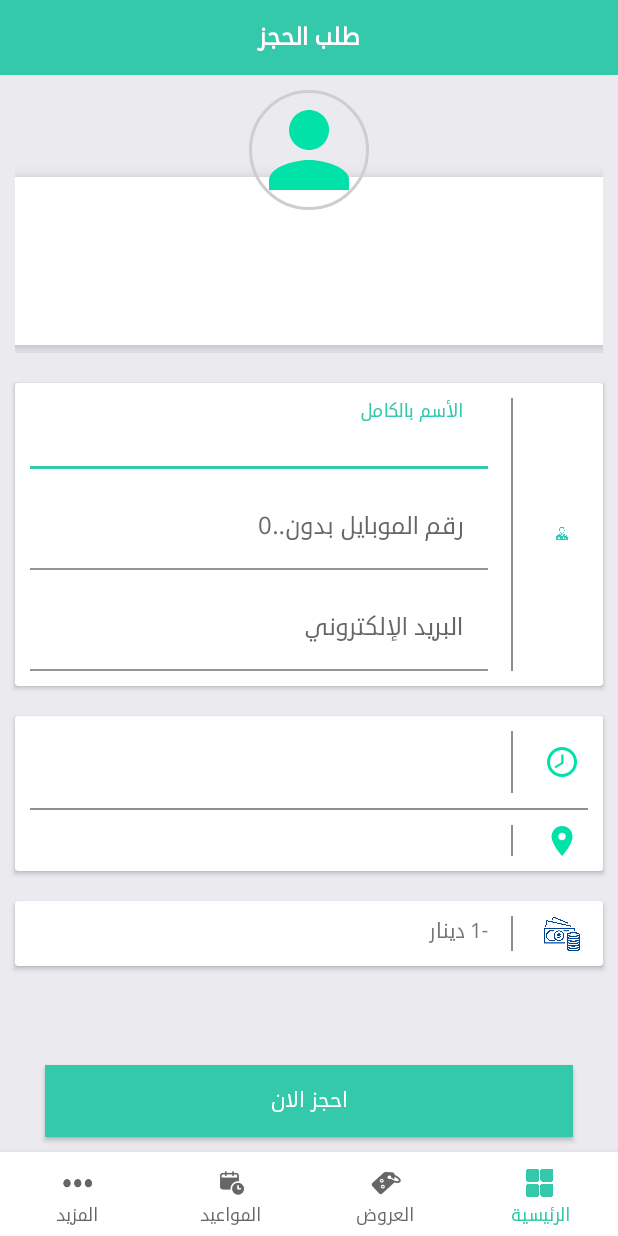
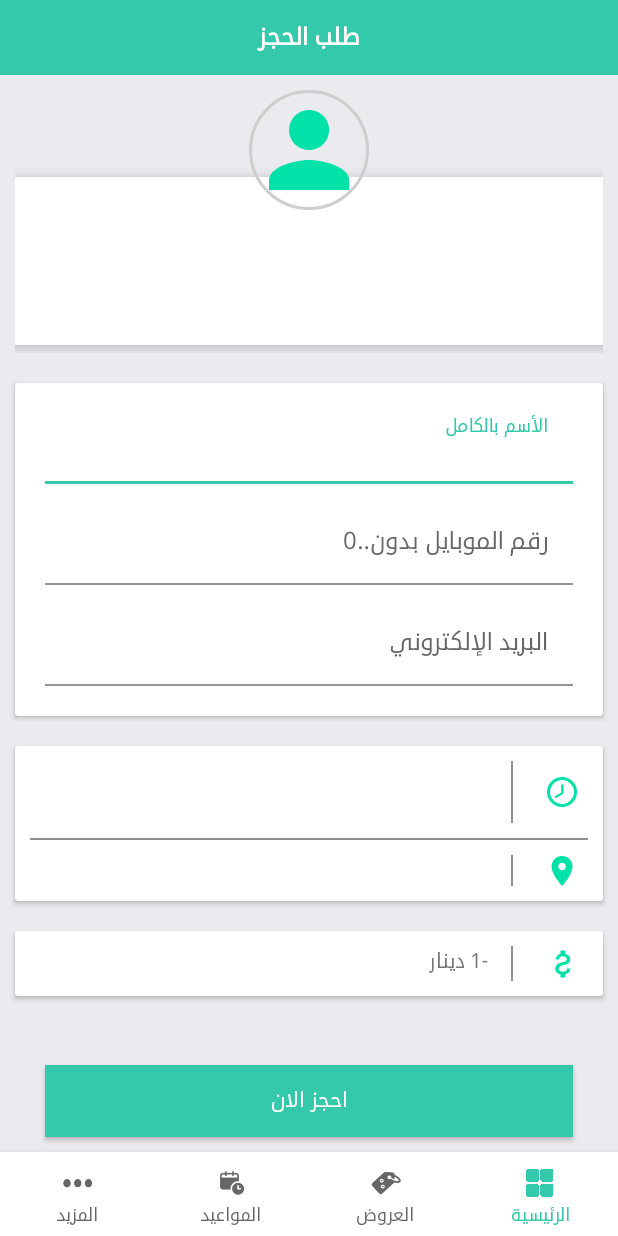
Before and after one commit to muslimadille/sehaty, an Android app: the BookingActivity screen opened directly, with no data from a screen before it, on a phone screen of 412 x 824 dp. Run offline under Robolectric (Android 15) with nearby library versions, the phone set to English and light mode, and no system bars; our stand-ins replace CircleImageView; libraries missing offline, so code that uses them is left out: org.koin.ext; network calls fail; pictures from the network do not load; 13 statements that could not run were skipped.

Commit message:
fix issus

```diff
--- a/app/src/main/res/layout/activity_booking.xml
+++ b/app/src/main/res/layout/activity_booking.xml
@@ -108,28 +108,10 @@
                         android:layout_height="wrap_content"
                         android:orientation="horizontal">
 
-                        <LinearLayout
-                            android:layout_width="wrap_content"
-                            android:layout_height="match_parent"
-                            android:orientation="vertical"
-                            android:gravity="center">
-                            <ImageView
-                                android:layout_width="24dp"
-                                android:layout_height="24dp"
-                                android:layout_margin="15dp"
-                                app:srcCompat="@drawable/doctor_ic"
-                                tools:ignore="VectorDrawableCompat" />
-                        </LinearLayout>
-                        <LinearLayout
-                            android:layout_width="1dp"
-                            android:background="@color/gray"
-                            android:layout_height="match_parent"
-                            android:layout_marginEnd="5dp"
-                            android:layout_marginStart="5dp"
-                            android:layout_marginTop="10dp"
-                            android:layout_marginBottom="10dp"/>
+
 
                         <LinearLayout
+                            android:padding="10dp"
                             android:layout_width="match_parent"
                             android:layout_height="match_parent"
                             android:layout_weight="1"
@@ -375,7 +357,7 @@
                                 android:layout_width="24dp"
                                 android:layout_height="24dp"
                                 android:layout_margin="15dp"
-                                app:srcCompat="@drawable/money"
+                                app:srcCompat="@drawable/ic_price"
                                 tools:ignore="VectorDrawableCompat" />
                         </LinearLayout>
                         <LinearLayout
```
